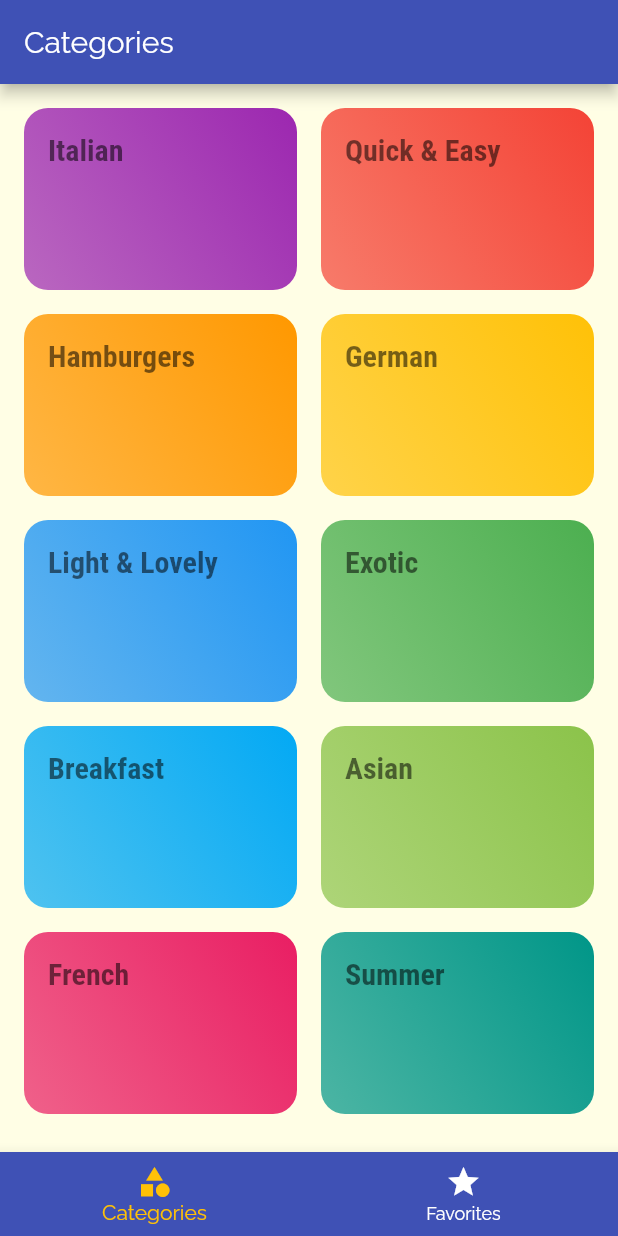
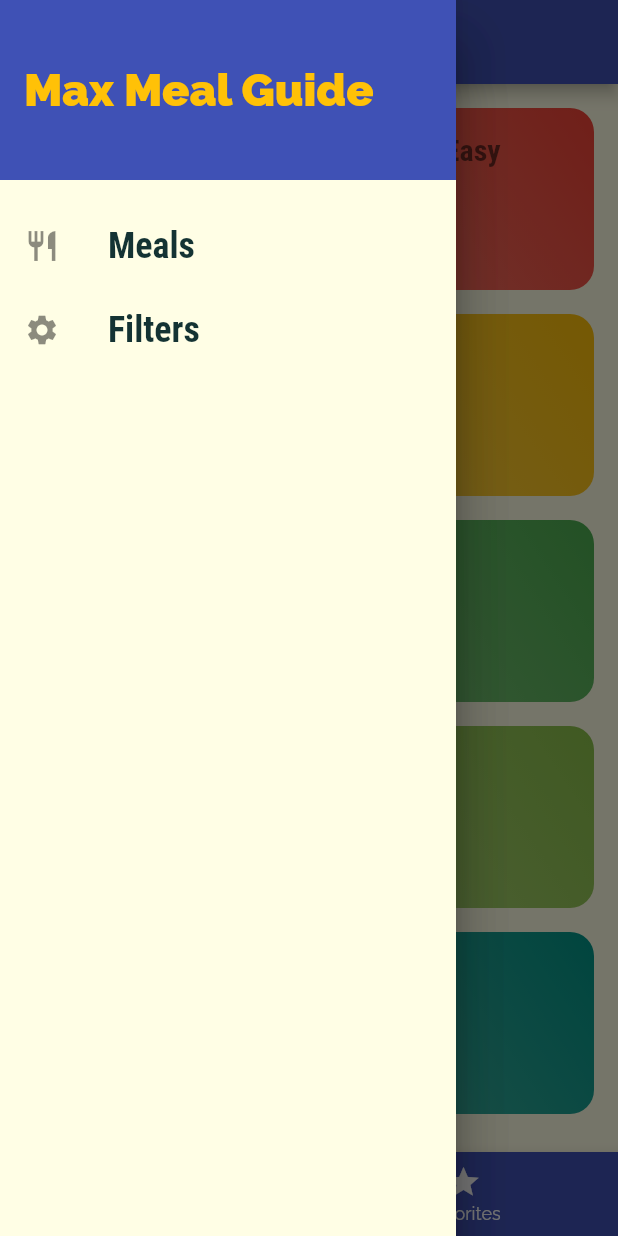
Before and after one commit to NaZeRhal/max_meal_guide_app, a Flutter app: the screen it shows after launch, with the side drawer open (before the commit the screen has no drawer), on a phone screen of 412 x 824 dp. Run offline on Flutter 3.47's test engine with Material 2 defaults, Android fonts, the phone set to English and light mode, and no system bars.

Commit message:
added: filters page

```diff
--- a/lib/main.dart
+++ b/lib/main.dart
@@ -3,6 +3,7 @@ import 'dart:ui';
 import 'package:flutter/material.dart';
 import 'package:max_meal_guide_app/screens/categories_page.dart';
 import 'package:max_meal_guide_app/screens/category_meals_page.dart';
+import 'package:max_meal_guide_app/screens/filters_page.dart';
 import 'package:max_meal_guide_app/screens/meal_detail_page.dart';
 import 'package:max_meal_guide_app/screens/tabs_page.dart';
 
@@ -38,6 +39,7 @@ class MyApp extends StatelessWidget {
         '/': (context) => TabsPage(),
         CategoryMealsPage.routeName: (context) => CategoryMealsPage(),
         MealDetailsPage.routeName: (context) => MealDetailsPage(),
+        FiltersPage.routeName: (context) => FiltersPage(),
       },
       onGenerateRoute: (settings) {
         print(settings.arguments);
--- /dev/null
+++ b/lib/screens/filters_page.dart
@@ -0,0 +1,19 @@
+import 'package:flutter/material.dart';
+import 'package:max_meal_guide_app/widgets/main_drawer.dart';
+
+class FiltersPage extends StatelessWidget {
+  static const routeName = '/filters';
+
+  @override
+  Widget build(BuildContext context) {
+    return Scaffold(
+      appBar: AppBar(
+        title: Text('Filters'),
+      ),
+      drawer: MainDrawer(),
+      body: Center(
+        child: Text('Filters'),
+      ),
+    );
+  }
+}
--- a/lib/screens/tabs_page.dart
+++ b/lib/screens/tabs_page.dart
@@ -1,6 +1,7 @@
 import 'package:flutter/material.dart';
 import 'package:max_meal_guide_app/screens/categories_page.dart';
 import 'package:max_meal_guide_app/screens/favorites_page.dart';
+import 'package:max_meal_guide_app/widgets/main_drawer.dart';
 
 class TabsPage extends StatefulWidget {
   @override
@@ -33,6 +34,9 @@ class _TabsPageState extends State<TabsPage> {
       appBar: AppBar(
         title: Text(_pages[_selectedPageIndex]['title']),
       ),
+      drawer: Drawer(
+        child: MainDrawer(),
+      ),
       body: _pages[_selectedPageIndex]['page'],
       bottomNavigationBar: BottomNavigationBar(
         onTap: _selectPage,
--- /dev/null
+++ b/lib/widgets/main_drawer.dart
@@ -0,0 +1,58 @@
+import 'package:flutter/material.dart';
+import 'package:max_meal_guide_app/screens/filters_page.dart';
+
+class MainDrawer extends StatelessWidget {
+  Widget _buildListTile(IconData iconData, String title, Function onTapAction) {
+    return ListTile(
+      leading: Icon(
+        iconData,
+        size: 24,
+      ),
+      title: Text(
+        title,
+        style: TextStyle(
+            fontFamily: 'RobotoCondensed',
+            fontSize: 24,
+            fontWeight: FontWeight.bold),
+      ),
+      onTap: onTapAction,
+    );
+  }
+
+  @override
+  Widget build(BuildContext context) {
+    var children2 = [
+      Container(
+        height: 120,
+        width: double.infinity,
+        padding: EdgeInsets.all(16),
+        alignment: Alignment.centerLeft,
+        color: Theme.of(context).primaryColor,
+        child: Text(
+          'Max Meal Guide',
+          style: TextStyle(
+            fontWeight: FontWeight.w900,
+            fontSize: 30,
+            color: Theme.of(context).accentColor,
+          ),
+        ),
+      ),
+      SizedBox(height: 16),
+      _buildListTile(
+        Icons.restaurant,
+        'Meals',
+        () => Navigator.of(context).pushReplacementNamed('/'),
+      ),
+      _buildListTile(
+        Icons.settings,
+        'Filters',
+        () => Navigator.of(context).pushReplacementNamed(FiltersPage.routeName),
+      ),
+    ];
+    return Drawer(
+      child: Column(
+        children: children2,
+      ),
+    );
+  }
+}
```
